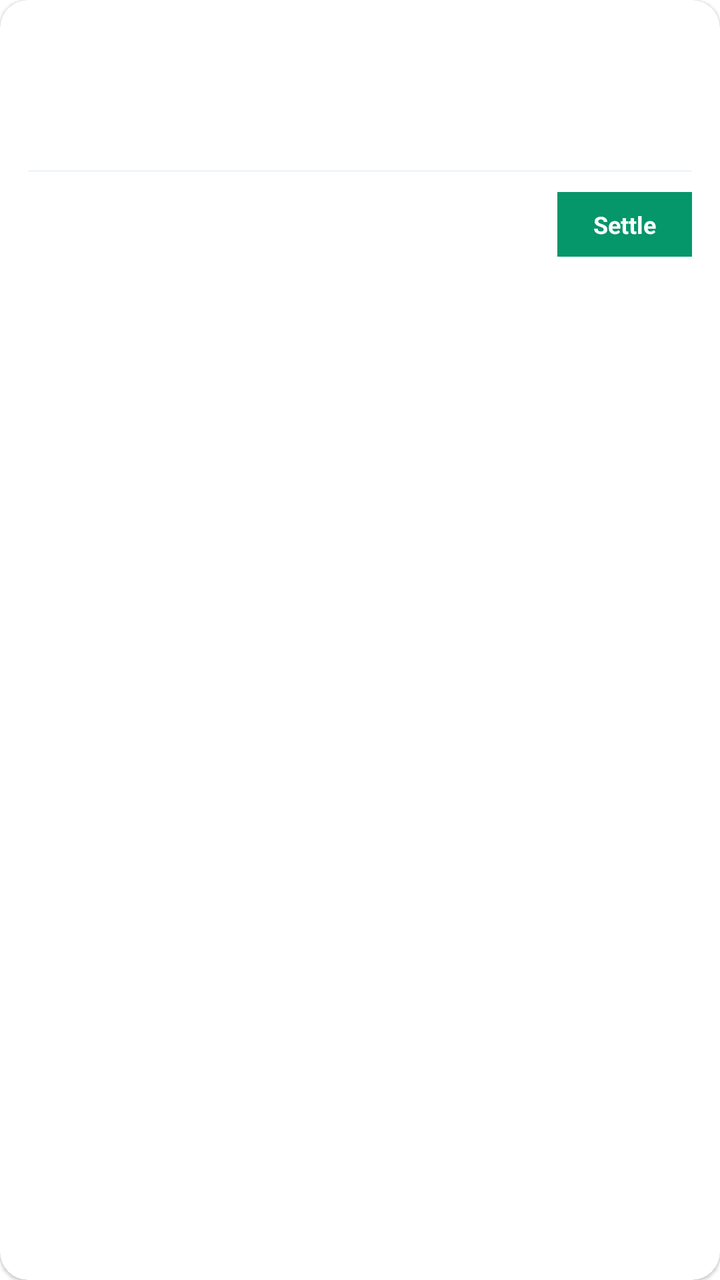
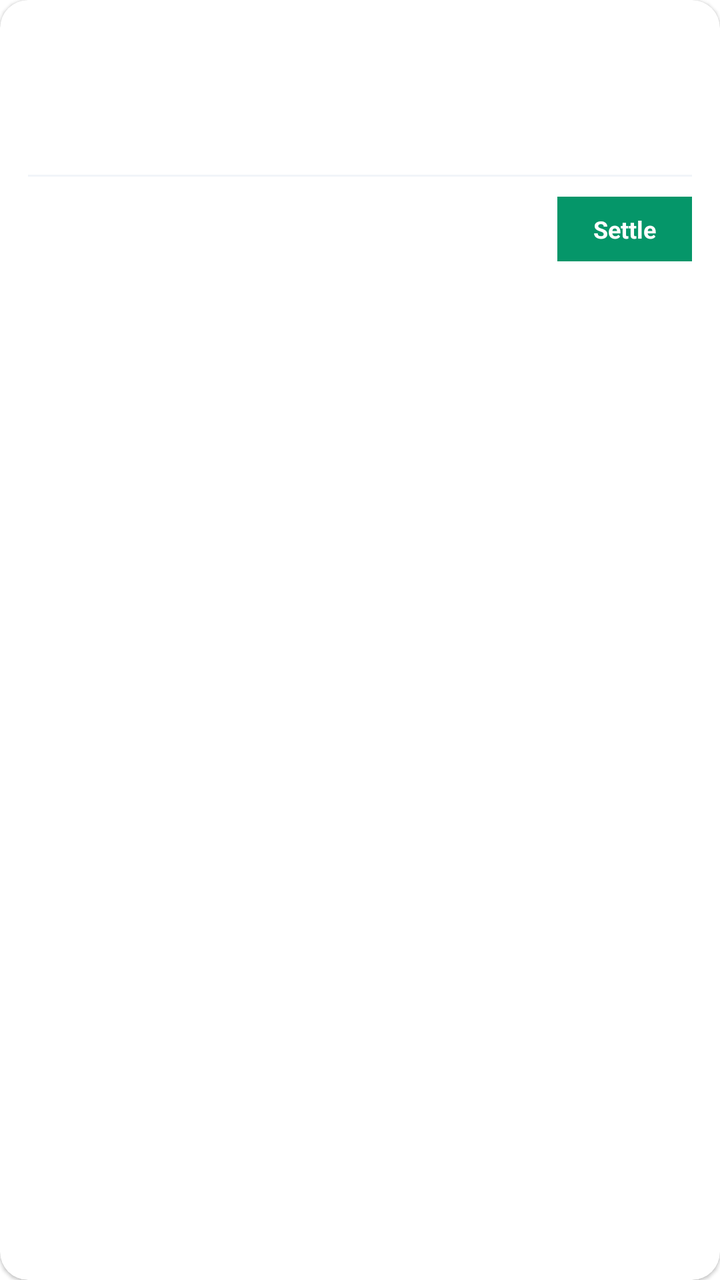

The first picture is an Android layout as it rendered before a commit; the second is the same layout after the commit. The layout source and the unified diff follow.
<!-- AndroidManifest.xml: application theme Theme.DataBridge -->
<!-- res/layout/item_petty_cash_settlement_card.xml -->
<?xml version="1.0" encoding="utf-8"?>
<androidx.cardview.widget.CardView
    xmlns:android="http://schemas.android.com/apk/res/android"
    xmlns:app="http://schemas.android.com/apk/res-auto"
    android:layout_width="match_parent"
    android:layout_height="wrap_content"
    android:layout_marginBottom="12dp"
    app:cardCornerRadius="14dp"
    app:cardElevation="1dp"
    android:foreground="?attr/selectableItemBackground"
    android:clickable="true"
    android:focusable="true">

    <LinearLayout
        android:layout_width="match_parent"
        android:layout_height="wrap_content"
        android:orientation="vertical"
        android:padding="14dp">

        <LinearLayout
            android:layout_width="match_parent"
            android:layout_height="wrap_content"
            android:orientation="horizontal"
            android:gravity="center_vertical">

            <TextView
                android:id="@+id/tvPsCardCode"
                android:layout_width="0dp"
                android:layout_weight="1"
                android:layout_height="wrap_content"
                android:textSize="14sp"
                android:textStyle="bold"
                android:textColor="#0F172A" />

            
            <TextView
                android:id="@+id/tvPsCardPriority"
                android:layout_width="wrap_content"
                android:layout_height="wrap_content"
                android:visibility="gone"
                android:textSize="10sp"
                android:textStyle="bold"
                android:textColor="#C2410C"
                android:paddingHorizontal="10dp"
                android:paddingVertical="4dp"
                android:background="@drawable/bg_pc_badge_high" />
        </LinearLayout>

        <LinearLayout
            android:layout_width="match_parent"
            android:layout_height="wrap_content"
            android:orientation="horizontal"
            android:gravity="center_vertical"
            android:layout_marginTop="8dp">

            <LinearLayout
                android:layout_width="0dp"
                android:layout_weight="1"
                android:layout_height="wrap_content"
                android:orientation="vertical">

                <TextView
                    android:id="@+id/tvPsCardWorker"
                    android:layout_width="wrap_content"
                    android:layout_height="wrap_content"
                    android:textSize="13sp"
                    android:textColor="#334155" />

                <TextView
                    android:id="@+id/tvPsCardCategory"
                    android:layout_width="wrap_content"
                    android:layout_height="wrap_content"
                    android:textSize="12sp"
                    android:textColor="#94A3B8" />
            </LinearLayout>

            <TextView
                android:id="@+id/tvPsCardAmount"
                android:layout_width="wrap_content"
                android:layout_height="wrap_content"
                android:fontFamily="monospace"
                android:textStyle="bold"
                android:textSize="16sp"
                android:textColor="#0F172A" />
        </LinearLayout>

        <View
            android:layout_width="match_parent"
            android:layout_height="1dp"
            android:layout_marginTop="10dp"
            android:layout_marginBottom="10dp"
            android:background="#F1F5F9" />

        <LinearLayout
            android:layout_width="match_parent"
            android:layout_height="wrap_content"
            android:orientation="horizontal"
            android:gravity="center_vertical">

            <LinearLayout
                android:layout_width="0dp"
                android:layout_weight="1"
                android:layout_height="wrap_content"
                android:orientation="vertical">

                <TextView
                    android:id="@+id/tvPsCardApprovedInfo"
                    android:layout_width="wrap_content"
                    android:layout_height="wrap_content"
                    android:textSize="11sp"
                    android:textStyle="bold"
                    android:textColor="#059669" />

                <TextView
                    android:id="@+id/tvPsCardApprovedBy"
                    android:layout_width="wrap_content"
                    android:layout_height="wrap_content"
                    android:textSize="11sp"
                    android:textColor="#94A3B8" />
            </LinearLayout>

            <TextView
                android:id="@+id/btnPsCardSettle"
                android:layout_width="wrap_content"
                android:layout_height="wrap_content"
                android:text="Settle"
                android:textSize="12sp"
                android:textStyle="bold"
                android:textColor="#FFFFFF"
                android:background="#059669"
                android:paddingHorizontal="18dp"
                android:paddingVertical="8dp" />
        </LinearLayout>
    </LinearLayout>
</androidx.cardview.widget.CardView>
<!-- resources referenced by this layout -->
<resources>
  <!-- drawable bg_pc_badge_high (drawable) -->
  <?xml version="1.0" encoding="utf-8"?>
  <shape xmlns:android="http://schemas.android.com/apk/res/android"
      android:shape="rectangle">
      <solid android:color="#FFEDD5" />
      <corners android:radius="8dp" />
  </shape>
  <style name="Theme.DataBridge" parent="Theme.MaterialComponents.DayNight.NoActionBar">
      <item name="colorPrimary">#00d4ff</item>
      <item name="colorPrimaryVariant">#16213e</item>
      <item name="colorOnPrimary">#ffffff</item>
      <item name="colorSecondary">#00d4ff</item>
      <item name="android:statusBarColor">#1a1a2e</item>
  </style>
</resources>

<!-- the commit's change to res/layout/item_petty_cash_settlement_card.xml (unified diff, before → after) -->
@@ -74,14 +74,28 @@
                     android:textColor="#94A3B8" />
             </LinearLayout>
 
-            <TextView
-                android:id="@+id/tvPsCardAmount"
+            <LinearLayout
                 android:layout_width="wrap_content"
                 android:layout_height="wrap_content"
-                android:fontFamily="monospace"
-                android:textStyle="bold"
-                android:textSize="16sp"
-                android:textColor="#0F172A" />
+                android:orientation="vertical"
+                android:gravity="end">
+
+                <TextView
+                    android:id="@+id/tvPsCardAmount"
+                    android:layout_width="wrap_content"
+                    android:layout_height="wrap_content"
+                    android:fontFamily="monospace"
+                    android:textStyle="bold"
+                    android:textSize="16sp"
+                    android:textColor="#0F172A" />
+
+                <TextView
+                    android:id="@+id/tvPsCardSecondaryAmount"
+                    android:layout_width="wrap_content"
+                    android:layout_height="wrap_content"
+                    android:textSize="11sp"
+                    android:textColor="#64748B" />
+            </LinearLayout>
         </LinearLayout>
 
         <View
